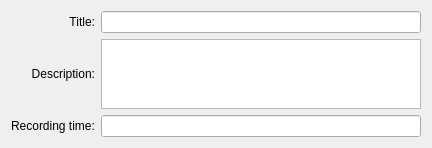
till213/SkyDolly, file src/UserInterface/src/Widget/FlightDescriptionWidget.ui: the form before one commit.
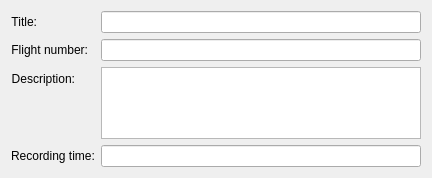
The form after the commit. Custom widgets are drawn as their Qt base class.

Commit message:
Fix/formation flight condition recording (#109)
* FIX: Don't record flight data when recording formation aircraft

* Reset logbook table layout

* Separate flight and aircraft recording entry method

* Split aircraft- and flight info

* Provide change flight number service

- Make all DAO methods const
- Make all DAO classes final

* Make flight number editable

- Show flight number in Flight Description tab

* Make flight number editable in the logbook

* Fix flight number type (text, not number)

Diff of the .ui file:
```diff
--- a/src/UserInterface/src/Widget/FlightDescriptionWidget.ui
+++ b/src/UserInterface/src/Widget/FlightDescriptionWidget.ui
@@ -7,26 +7,13 @@
     <x>0</x>
     <y>0</y>
     <width>428</width>
-    <height>148</height>
+    <height>178</height>
    </rect>
   </property>
   <property name="windowTitle">
    <string>Form</string>
   </property>
-  <layout class="QGridLayout" name="gridLayout">
-   <item row="0" column="1">
-    <widget class="QLineEdit" name="titleLineEdit">
-     <property name="minimumSize">
-      <size>
-       <width>320</width>
-       <height>0</height>
-      </size>
-     </property>
-    </widget>
-   </item>
-   <item row="1" column="1">
-    <widget class="FocusPlainTextEdit" name="focusPlainTextEdit"/>
-   </item>
+  <layout class="QFormLayout" name="formLayout">
    <item row="0" column="0">
     <widget class="QLabel" name="label">
      <property name="text">
@@ -37,7 +24,40 @@
      </property>
     </widget>
    </item>
+   <item row="0" column="1">
+    <widget class="QLineEdit" name="titleLineEdit">
+     <property name="minimumSize">
+      <size>
+       <width>320</width>
+       <height>0</height>
+      </size>
+     </property>
+    </widget>
+   </item>
    <item row="1" column="0">
+    <widget class="QLabel" name="label_4">
+     <property name="text">
+      <string>Flight number:</string>
+     </property>
+     <property name="alignment">
+      <set>Qt::AlignRight|Qt::AlignTrailing|Qt::AlignVCenter</set>
+     </property>
+    </widget>
+   </item>
+   <item row="1" column="1">
+    <widget class="QLineEdit" name="flightNumberLineEdit">
+     <property name="minimumSize">
+      <size>
+       <width>320</width>
+       <height>0</height>
+      </size>
+     </property>
+     <property name="text">
+      <string/>
+     </property>
+    </widget>
+   </item>
+   <item row="2" column="0">
     <widget class="QLabel" name="label_2">
      <property name="text">
       <string>Description:</string>
@@ -48,19 +68,22 @@
     </widget>
    </item>
    <item row="2" column="1">
+    <widget class="FocusPlainTextEdit" name="focusPlainTextEdit"/>
+   </item>
+   <item row="3" column="0">
+    <widget class="QLabel" name="label_3">
+     <property name="text">
+      <string>Recording time:</string>
+     </property>
+    </widget>
+   </item>
+   <item row="3" column="1">
     <widget class="QLineEdit" name="recordingTimeLineEdit">
      <property name="readOnly">
       <bool>true</bool>
      </property>
     </widget>
    </item>
-   <item row="2" column="0">
-    <widget class="QLabel" name="label_3">
-     <property name="text">
-      <string>Recording time:</string>
-     </property>
-    </widget>
-   </item>
   </layout>
  </widget>
  <customwidgets>
```
The commit also changes 66 other files.
